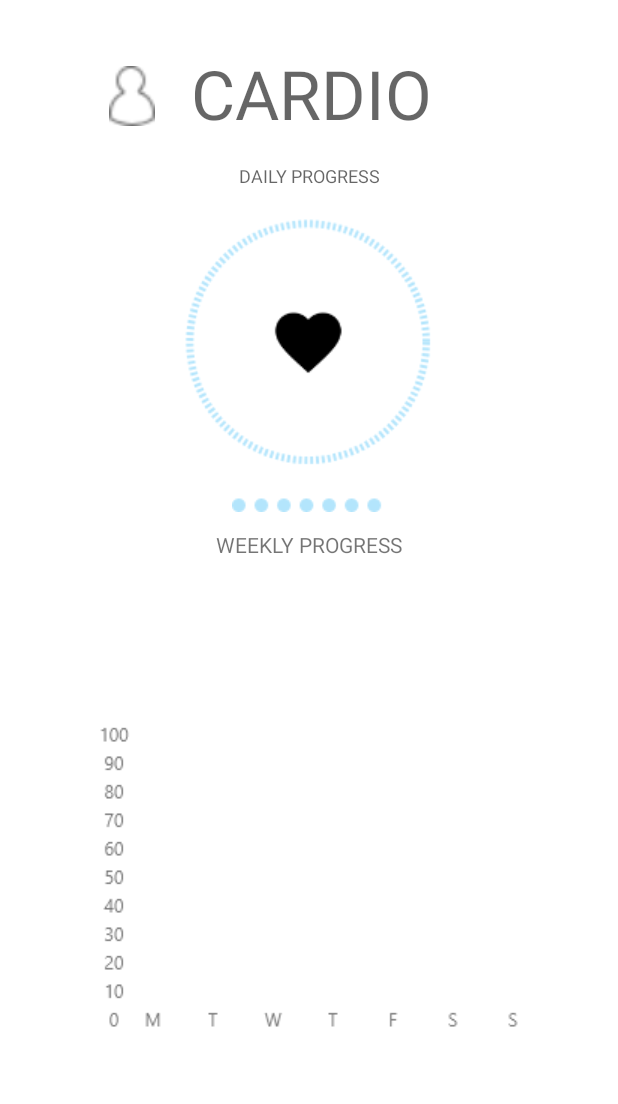
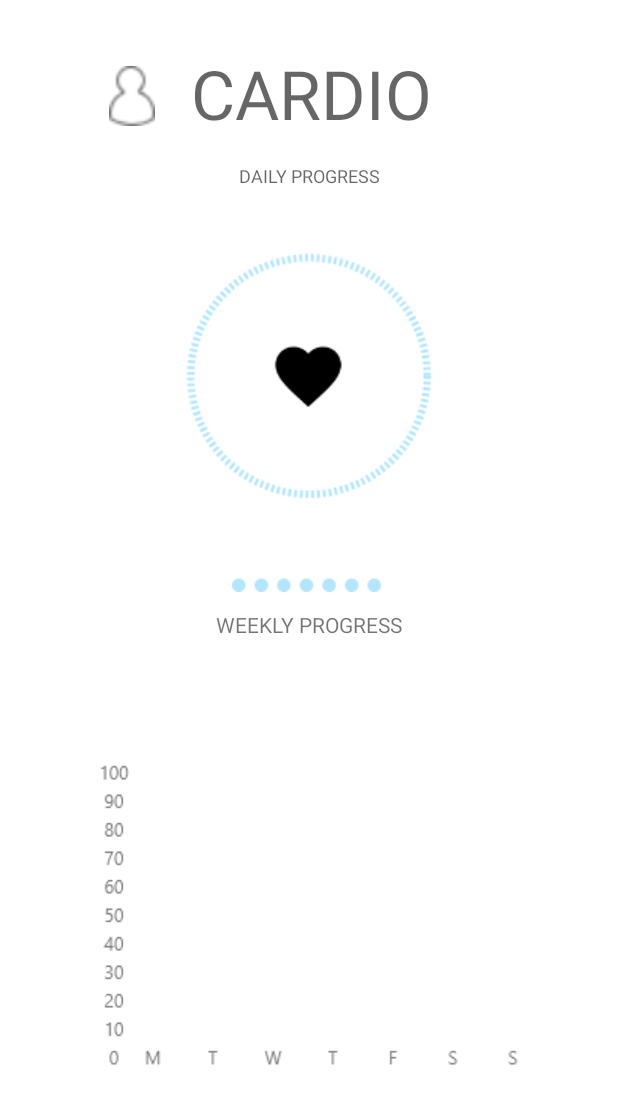
Before and after one commit to rykumar13/health-stat-android, an Android app: the detail_screen screen opened directly, with no data from a screen before it, on a phone screen of 412 x 824 dp. Shown: the top 1104 px of the screen. Run offline under Robolectric (Android 15) with nearby library versions, the phone set to English and light mode, and no system bars.

Commit message:
detail design

```diff
--- a/app/src/main/res/layout/activity_dashboard_screen.xml
+++ b/app/src/main/res/layout/activity_dashboard_screen.xml
@@ -4,6 +4,7 @@
     xmlns:tools="http://schemas.android.com/tools"
     android:layout_width="match_parent"
     android:layout_height="match_parent"
+    android:background="@color/white_background"
     tools:context=".dashboard_screen">
 
     <TextView
--- a/app/src/main/res/layout/activity_detail_screen.xml
+++ b/app/src/main/res/layout/activity_detail_screen.xml
@@ -53,19 +53,18 @@
 
     <ImageView
         android:id="@+id/imageView4"
-        android:layout_width="wrap_content"
-        android:layout_height="wrap_content"
+        android:layout_width="253dp"
+        android:layout_height="251dp"
         android:layout_marginStart="8dp"
         android:layout_marginLeft="8dp"
-        android:layout_marginTop="8dp"
         android:layout_marginEnd="8dp"
         android:layout_marginRight="8dp"
         android:scaleType="centerInside"
         app:layout_constraintEnd_toEndOf="parent"
-        app:layout_constraintHorizontal_bias="0.497"
         app:layout_constraintStart_toStartOf="parent"
         app:layout_constraintTop_toBottomOf="@+id/textView11"
-        app:srcCompat="@drawable/cardio_dial" />
+        app:srcCompat="@drawable/cardio_dial"
+        android:contentDescription="TODO" />
 
     <ImageView
         android:id="@+id/imageView5"
@@ -75,7 +74,8 @@
         app:layout_constraintEnd_toEndOf="@+id/imageView4"
         app:layout_constraintStart_toStartOf="@+id/imageView4"
         app:layout_constraintTop_toTopOf="@+id/imageView4"
-        app:srcCompat="@drawable/cardio_heart_logo" />
+        app:srcCompat="@drawable/cardio_heart_logo"
+        android:contentDescription="TODO" />
 
     <ImageView
         android:id="@+id/imageView11"
@@ -89,7 +89,8 @@
         app:layout_constraintEnd_toEndOf="parent"
         app:layout_constraintStart_toStartOf="parent"
         app:layout_constraintTop_toBottomOf="@+id/imageView4"
-        app:srcCompat="@drawable/cardio_empty_streak" />
+        app:srcCompat="@drawable/cardio_empty_streak"
+        android:contentDescription="TODO" />
 
     <TextView
         android:id="@+id/textView12"
@@ -100,7 +101,7 @@
         android:layout_marginTop="12dp"
         android:layout_marginEnd="8dp"
         android:layout_marginRight="8dp"
-        android:text="WEEKLY PROGRESS"
+        android:text="@string/cardio_weekly_progress"
         app:layout_constraintEnd_toEndOf="parent"
         app:layout_constraintStart_toStartOf="parent"
         app:layout_constraintTop_toBottomOf="@+id/imageView11" />
@@ -121,7 +122,8 @@
         app:layout_constraintStart_toStartOf="parent"
         app:layout_constraintTop_toBottomOf="@+id/textView12"
         app:layout_constraintVertical_bias="0.52"
-        app:srcCompat="@drawable/graph_xscale" />
+        app:srcCompat="@drawable/graph_xscale"
+        android:contentDescription="TODO" />
 
     <ImageView
         android:id="@+id/imageView14"
@@ -130,6 +132,7 @@
         android:layout_marginTop="190dp"
         app:layout_constraintStart_toEndOf="@+id/imageView12"
         app:layout_constraintTop_toTopOf="@+id/imageView12"
-        app:srcCompat="@drawable/graph_yscale" />
+        app:srcCompat="@drawable/graph_yscale"
+        android:contentDescription="TODO" />
 
 </android.support.constraint.ConstraintLayout>
--- a/app/src/main/res/values/strings.xml
+++ b/app/src/main/res/values/strings.xml
@@ -13,4 +13,5 @@
     <string name="dashboard_calories_goal">Goal: 600 CALORIES</string>
     <string name="dashboard_sleep_goal">Goal: 8 HOURS</string>
     <string name="cardio_daily_progress">DAILY PROGRESS</string>
+    <string name="cardio_weekly_progress">WEEKLY PROGRESS</string>
 </resources>
```
